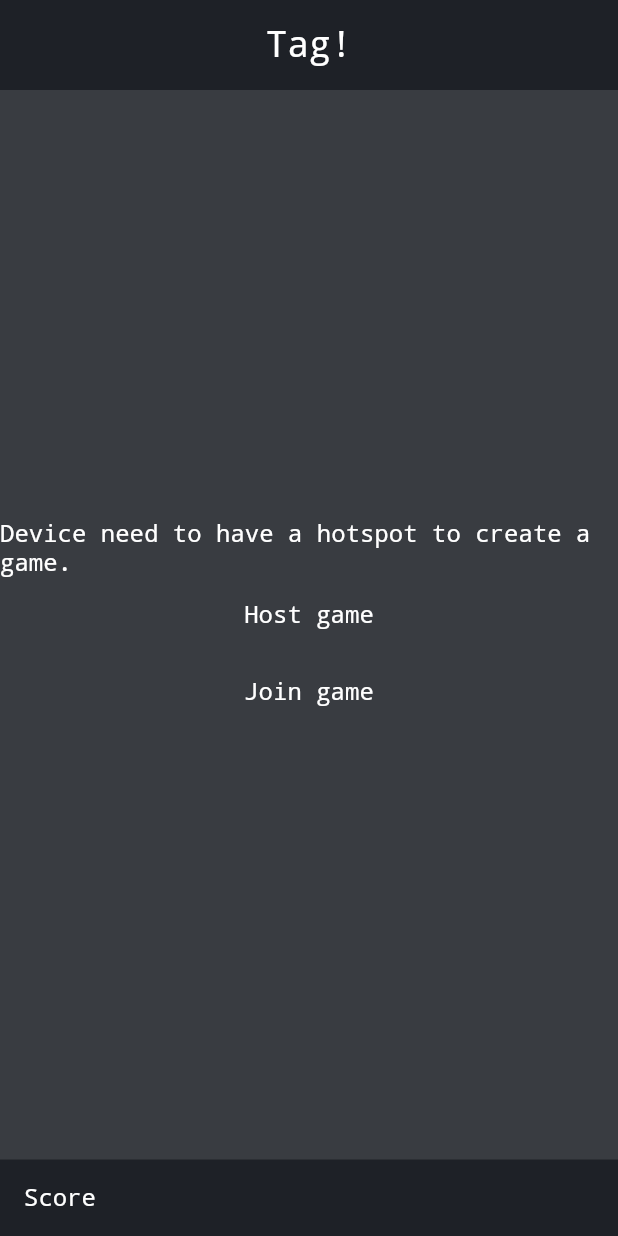
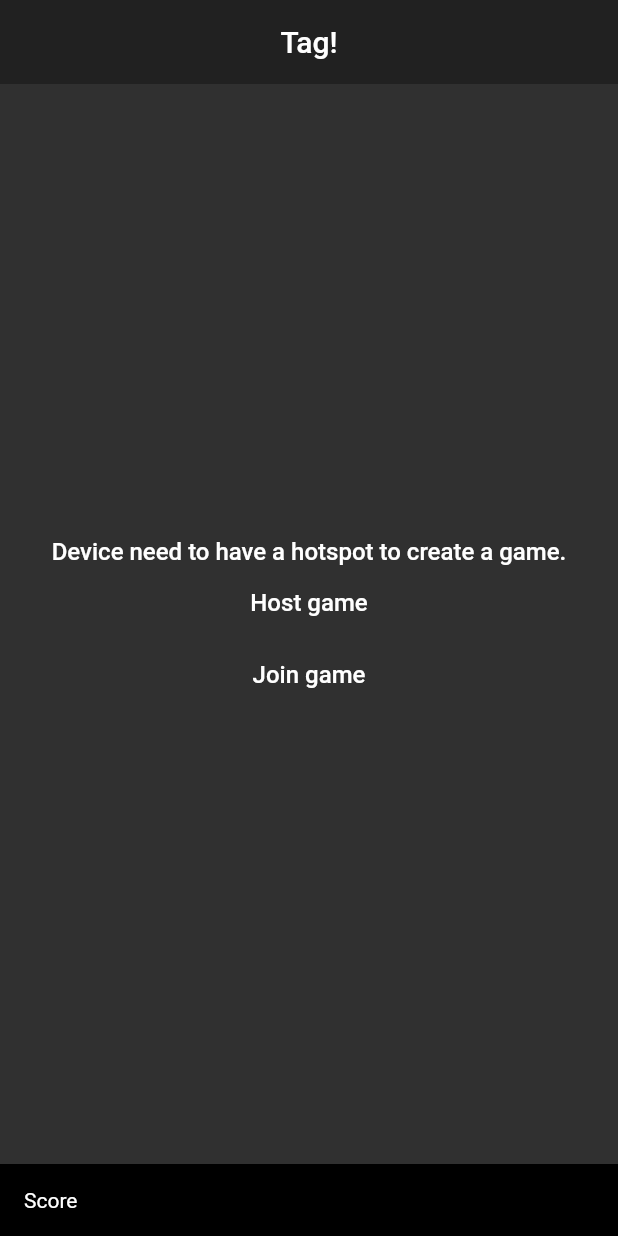
Before and after one commit to ajinasokan/tag, a Flutter app: the screen it shows after launch, after a tap on "Host game", on a phone screen of 412 x 824 dp. Run offline on Flutter 3.47's test engine with Material 2 defaults, Android fonts, the phone set to English and light mode, and no system bars; our stand-ins replace sensors; missing offline and left inert: wifi_ip; statements that could not run were skipped.

Commit message:
bug fixes wip

```diff
--- a/lib/main.dart
+++ b/lib/main.dart
@@ -6,11 +6,12 @@
 
 void main() {
   runApp(App());
+  reset();
   initSensors();
   initServer();
 }
 
-class DotPainter extends CustomPainter {
+class Dots extends CustomPainter {
   @override
   void paint(Canvas canvas, Size size) {
     players.forEach((d) {
@@ -24,11 +25,12 @@
   }
 
   @override
-  bool shouldRepaint(CustomPainter oldDelegate) => true;
+  bool shouldRepaint(_) => true;
 }
 
 scoreItem(Player data) {
   return Row(
+    mainAxisSize: MainAxisSize.min,
     children: <Widget>[
       Container(
         height: 16,
@@ -44,12 +46,9 @@
 }
 
 button(String title, VoidCallback onTap) {
-  return GestureDetector(
-    onTap: onTap,
-    child: Container(
-      padding: EdgeInsets.symmetric(vertical: 16, horizontal: 32),
-      child: Text(title, style: smallText),
-    ),
+  return FlatButton(
+    onPressed: onTap,
+    child: Text(title, style: smallText),
   );
 }
 
@@ -67,45 +66,36 @@
   );
 }
 
+home() {
+  return Scaffold(
+    appBar: AppBar(title: Text("Tag!"), elevation: 0, centerTitle: true),
+    bottomNavigationBar: Container(
+      color: Colors.black,
+      padding: EdgeInsets.all(16),
+      child: Wrap(
+        direction: Axis.horizontal,
+        spacing: 32,
+        runSpacing: 8,
+        children: [Text("Score")]..addAll(players.map((p) => scoreItem(p))),
+      ),
+    ),
+    body: CustomPaint(
+      painter: Dots(),
+      child: myID == null ? startMenu() : Container(),
+    ),
+  );
+}
+
 class App extends StatelessWidget {
   @override
   Widget build(BuildContext context) {
     SystemChrome.setEnabledSystemUIOverlays([]);
     SystemChrome.setPreferredOrientations([DeviceOrientation.portraitUp]);
-
     return MaterialApp(
       theme: ThemeData.dark(),
-      home: Container(
-        color: Color(0xff1E2127),
-        child: StreamBuilder(
-            stream: updater.stream,
-            builder: (c, s) {
-              return Column(
-                children: <Widget>[
-                  Padding(
-                    padding: EdgeInsets.all(16),
-                    child: Text("Tag!", style: bigText),
-                  ),
-                  Expanded(
-                    child: CustomPaint(
-                      painter: DotPainter(),
-                      child: Container(
-                        color: Colors.white12,
-                        child: myID == null ? startMenu() : Container(),
-                      ),
-                    ),
-                  ),
-                  Padding(
-                    padding: EdgeInsets.all(16),
-                    child: Row(
-                      mainAxisAlignment: MainAxisAlignment.spaceBetween,
-                      children: [Text("Score", style: smallText)]
-                        ..addAll(players.map((p) => scoreItem(p))),
-                    ),
-                  ),
-                ],
-              );
-            }),
+      home: StreamBuilder(
+        stream: updater.stream,
+        builder: (c, s) => home(),
       ),
     );
   }
```
Also changed, not shown: lib/logic.dart (+21 -17 lines).
